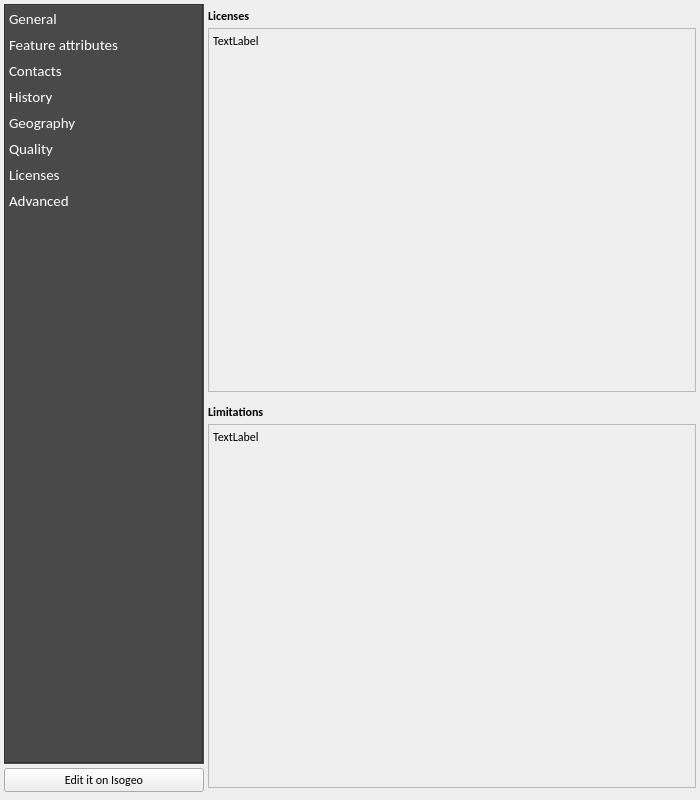
This is ui/metadata/ui_md_details.ui in isogeo/isogeo-plugin-qgis as Qt 5 draws it before an edit. The edited form follows.
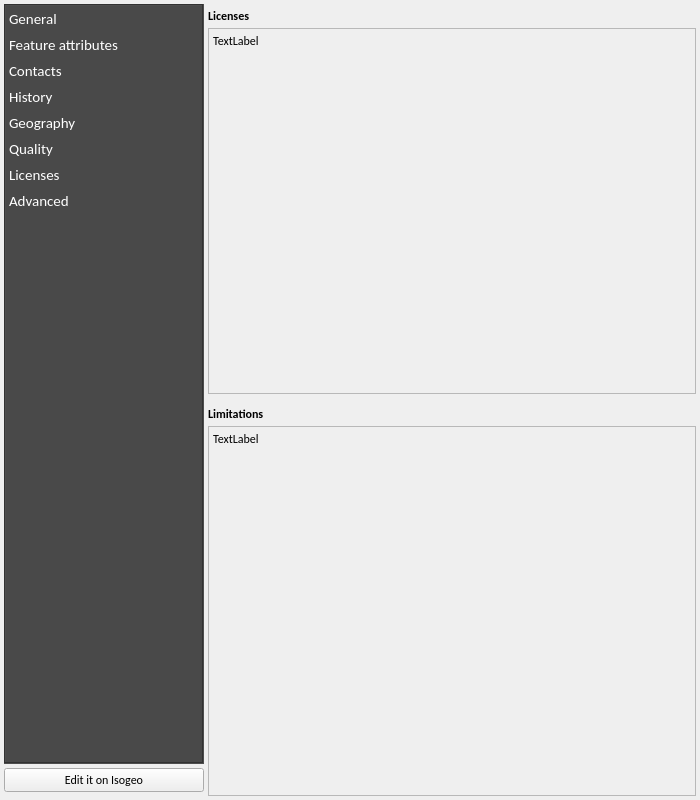
This is the edited form. The open tabs and pages were chosen to show the change. Icons and pictures are not drawn. Custom widgets are drawn as their Qt base class.

```diff
--- a/ui/metadata/ui_md_details.ui
+++ b/ui/metadata/ui_md_details.ui
@@ -3950,7 +3950,7 @@
                  <x>0</x>
                  <y>0</y>
                  <width>482</width>
-                 <height>357</height>
+                 <height>361</height>
                 </rect>
                </property>
                <property name="maximumSize">
@@ -4063,7 +4063,7 @@
              <number>0</number>
             </property>
             <property name="bottomMargin">
-             <number>4</number>
+             <number>0</number>
             </property>
             <item>
              <widget class="QLabel" name="label_9">
@@ -4092,7 +4092,7 @@
                  <x>0</x>
                  <y>0</y>
                  <width>482</width>
-                 <height>357</height>
+                 <height>365</height>
                 </rect>
                </property>
                <property name="maximumSize">
@@ -4172,22 +4172,6 @@
            </layout>
           </widget>
          </item>
-         <item>
-          <spacer name="verticalSpacer_6">
-           <property name="orientation">
-            <enum>Qt::Vertical</enum>
-           </property>
-           <property name="sizeType">
-            <enum>QSizePolicy::Minimum</enum>
-           </property>
-           <property name="sizeHint" stdset="0">
-            <size>
-             <width>20</width>
-             <height>4</height>
-            </size>
-           </property>
-          </spacer>
-         </item>
         </layout>
        </widget>
        <widget class="QWidget" name="md_advanced">
```
Left out of the diff: 80 changed lines with no effect on the pictures.
